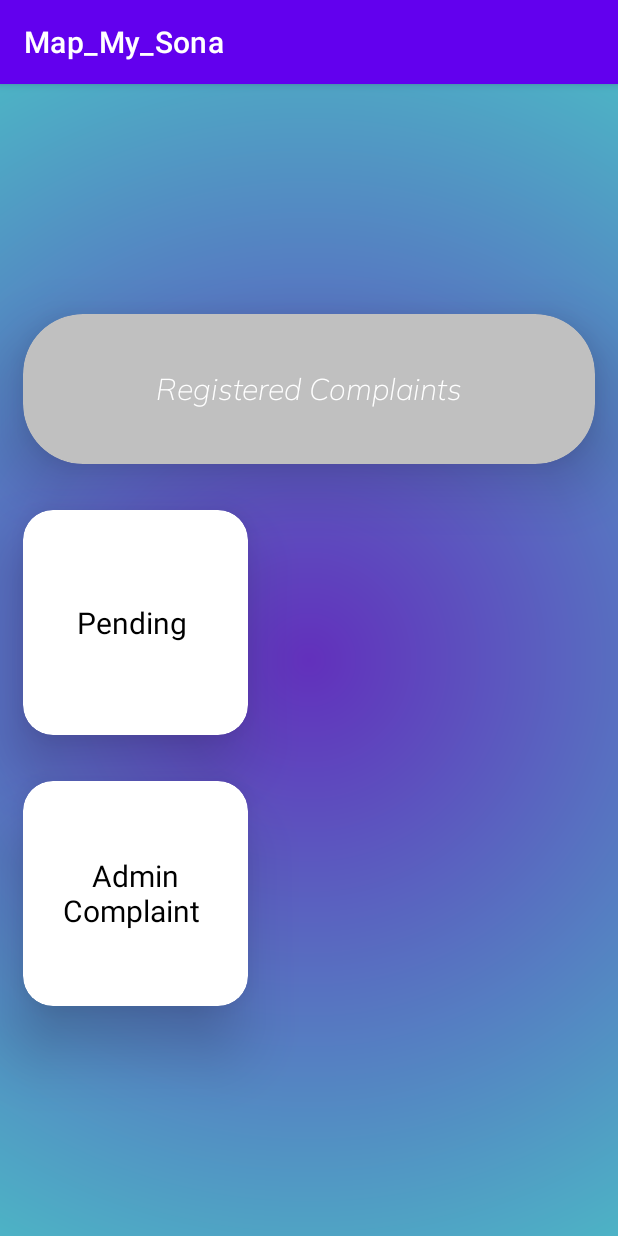
After one commit to Huzair13/tms_client, an Android app: the admin_dashboard screen opened directly, with no data from a screen before it, on a phone screen of 412 x 824 dp. The commit adds this screen. Run offline under Robolectric (Android 15) with nearby library versions, the phone set to English and light mode, and no system bars; Roboto replaces fonts that are not available here.

Commit message:
admin dashboard

```diff
--- a/app/build.gradle
+++ b/app/build.gradle
@@ -37,6 +37,7 @@ dependencies {
     implementation 'androidx.constraintlayout:constraintlayout:2.1.3'
     implementation 'com.google.firebase:firebase-auth:21.0.1'
     implementation 'com.google.firebase:firebase-messaging:23.0.0'
+    implementation 'com.google.firebase:firebase-database:20.0.3'
     testImplementation 'junit:junit:4.+'
     androidTestImplementation 'androidx.test.ext:junit:1.1.3'
     androidTestImplementation 'androidx.test.espresso:espresso-core:3.4.0'
--- a/app/src/main/AndroidManifest.xml
+++ b/app/src/main/AndroidManifest.xml
@@ -12,6 +12,9 @@
         android:roundIcon="@mipmap/ic_launcher_round"
         android:supportsRtl="true"
         android:theme="@style/Theme.Map_My_Sona">
+        <activity
+            android:name=".admin_dashboard"
+            android:exported="false" />
         <activity
             android:name=".manualentry"
             android:exported="false" />
--- a/app/src/main/java/com/example/map_my_sona/Home.java
+++ b/app/src/main/java/com/example/map_my_sona/Home.java
@@ -11,6 +11,9 @@ import com.google.android.material.button.MaterialButton;
 
 public class Home extends AppCompatActivity {
 
+    private long backPressedTime;
+    private Toast backToast;
+
     @Override
     protected void onCreate(Bundle savedInstanceState) {
         super.onCreate(savedInstanceState);
@@ -19,6 +22,8 @@ public class Home extends AppCompatActivity {
 
         MaterialButton a=findViewById(R.id.admin);
         MaterialButton b=findViewById(R.id.user);
+
+
 
         a.setOnClickListener(new View.OnClickListener() {
             @Override
@@ -42,5 +47,20 @@ public class Home extends AppCompatActivity {
             }
         });
 
+
+
+    }
+    @Override
+    public void onBackPressed() {
+        if (backPressedTime + 2000 > System.currentTimeMillis()) {
+            backToast.cancel();
+            super.onBackPressed();
+            return;
+        } else {
+            backToast = Toast.makeText(getBaseContext(), "Press back again to exit", Toast.LENGTH_SHORT);
+            backToast.show();
+        }
+
+        backPressedTime = System.currentTimeMillis();
     }
 }
--- /dev/null
+++ b/app/src/main/java/com/example/map_my_sona/admin_dashboard.java
@@ -0,0 +1,14 @@
+package com.example.map_my_sona;
+
+import androidx.appcompat.app.AppCompatActivity;
+
+import android.os.Bundle;
+
+public class admin_dashboard extends AppCompatActivity {
+
+    @Override
+    protected void onCreate(Bundle savedInstanceState) {
+        super.onCreate(savedInstanceState);
+        setContentView(R.layout.activity_admin_dashboard);
+    }
+}
--- a/app/src/main/java/com/example/map_my_sona/complaint_Page.java
+++ b/app/src/main/java/com/example/map_my_sona/complaint_Page.java
@@ -5,7 +5,11 @@ import androidx.appcompat.app.AppCompatActivity;
 import android.os.Bundle;
 import android.widget.TextView;
 
-public class complaint_Page<FirebaseDatabase, Databa, FirebaseStorage> extends AppCompatActivity{
+import com.google.firebase.database.FirebaseDatabase;
+
+public class complaint_Page<Databa, FirebaseStorage> extends AppCompatActivity {
+    public static TextView scanText;
+
     Databa databaseReference;
     FirebaseStorage storage;
     FirebaseDatabase database;
@@ -15,7 +19,7 @@ public class complaint_Page<FirebaseDatabase, Databa, FirebaseStorage> extends A
         super.onCreate(savedInstanceState);
         setContentView(R.layout.activity_complaint_page);
 
-        TextView scanText = (TextView) findViewById(R.id.textView);
+        scanText=(TextView) findViewById(R.id.textView);
         String s = getIntent().getStringExtra("SCAN_RESULT");
 
 
--- /dev/null
+++ b/app/src/main/res/layout/activity_admin_dashboard.xml
@@ -0,0 +1,112 @@
+<?xml version="1.0" encoding="utf-8"?>
+<RelativeLayout xmlns:android="http://schemas.android.com/apk/res/android"
+    xmlns:app="http://schemas.android.com/apk/res-auto"
+    xmlns:tools="http://schemas.android.com/tools"
+    android:layout_width="match_parent"
+    android:layout_height="match_parent"
+    android:background="@drawable/background1"
+    android:gravity="center"
+
+    tools:context=".admin_dashboard">
+
+    <com.google.android.material.card.MaterialCardView
+        android:id="@+id/registerdetail"
+        android:layout_width="match_parent"
+        android:layout_height="100dp"
+        android:layout_marginStart="15dp"
+        android:layout_marginTop="15dp"
+        android:layout_marginEnd="15dp"
+        android:layout_marginBottom="15dp"
+        android:background="@color/teal_700"
+        android:checkable="true"
+        android:clickable="true"
+        android:focusable="true"
+        app:cardElevation="25dp"
+        app:cardCornerRadius="40dp"
+        app:cardBackgroundColor="@color/sliver"
+        >
+
+        <TextView
+            android:layout_width="match_parent"
+            android:layout_height="match_parent"
+            android:text="Registered Complaints"
+            android:textSize="20dp"
+            android:gravity="center"
+            android:textColor="@color/white"
+            android:fontFamily="@font/mulish">
+
+        </TextView>
+    </com.google.android.material.card.MaterialCardView>
+
+
+
+    <com.google.android.material.card.MaterialCardView
+        android:id="@+id/pending"
+        android:layout_width="150dp"
+        android:layout_height="150dp"
+        android:layout_below="@+id/registerdetail"
+
+        android:layout_marginStart="15dp"
+        android:layout_marginTop="15dp"
+        android:layout_marginEnd="15dp"
+        android:layout_marginBottom="15dp"
+        android:background="@color/teal_700"
+        android:checkable="true"
+        android:clickable="true"
+        android:focusable="true"
+        app:cardElevation="25dp"
+        app:cardCornerRadius="20dp">
+        <TextView
+            android:layout_width="match_parent"
+            android:layout_height="match_parent"
+            android:text="Pending "
+            android:textSize="20dp"
+            android:gravity="center"
+            android:textColor="@color/black">
+
+        </TextView>
+
+    </com.google.android.material.card.MaterialCardView>
+
+    <com.google.android.material.card.MaterialCardView
+        android:id="@+id/admincomplaint"
+        android:layout_width="150dp"
+        android:layout_height="150dp"
+        android:layout_below="@+id/pending"
+        android:layout_marginStart="15dp"
+        android:layout_marginTop="15dp"
+        android:layout_marginEnd="15dp"
+        android:layout_marginBottom="15dp"
+
+        android:background="@color/teal_700"
+        android:checkable="true"
+        android:clickable="true"
+        android:focusable="true"
+        app:cardElevation="25dp"
+        app:cardCornerRadius="20dp">
+
+        <TextView
+            android:layout_width="match_parent"
+            android:layout_height="match_parent"
+            android:text="Admin Complaint "
+            android:textSize="20dp"
+            android:gravity="center"
+            android:textColor="@color/black">
+
+        </TextView>
+    </com.google.android.material.card.MaterialCardView>
+
+<!--    <com.google.android.material.floatingactionbutton.FloatingActionButton-->
+<!--        android:layout_width="wrap_content"-->
+<!--        android:layout_height="wrap_content"-->
+<!--        android:layout_alignParentTop="true"-->
+<!--        android:layout_alignParentEnd="true"-->
+<!--        android:layout_marginStart="0dp"-->
+<!--        android:layout_marginTop="0dp"-->
+<!--        android:layout_marginEnd="0dp"-->
+<!--        android:clickable="true"-->
+<!--        android:src="@drawable/logout">-->
+
+<!--    </com.google.android.material.floatingactionbutton.FloatingActionButton>-->
+
+</RelativeLayout>
--- a/app/src/main/res/values/colors.xml
+++ b/app/src/main/res/values/colors.xml
@@ -10,4 +10,6 @@
     <color name="beige">#F5F5DC</color>
     <color name="cobaltblue">#0047AB</color>
     <color name="deminblue">#6F8FAF</color>
+    <color name="grey">#808080</color>
+    <color name="sliver">#C0C0C0</color>
 </resources>
```
